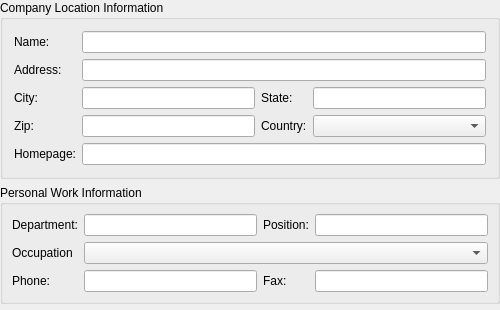
Before: the Qt Designer form protocols/oscar/icq/ui/icqworkinfowidget.ui in KDE/kopete, drawn with Qt 5.
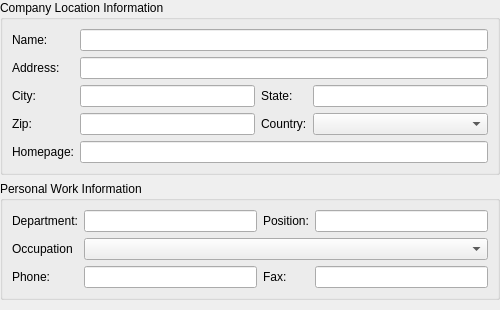
After: the same form once the commit is applied. Custom widgets are drawn as their Qt base class.

Diff of the .ui file:
```diff
--- a/protocols/oscar/icq/ui/icqworkinfowidget.ui
+++ b/protocols/oscar/icq/ui/icqworkinfowidget.ui
@@ -294,8 +294,6 @@
    </item>
   </layout>
  </widget>
- <layoutdefault spacing="6" margin="11" />
- <pixmapfunction>qPixmapFromMimeSource</pixmapfunction>
  <customwidgets>
   <customwidget>
    <class>InfoComboBox</class>
```
